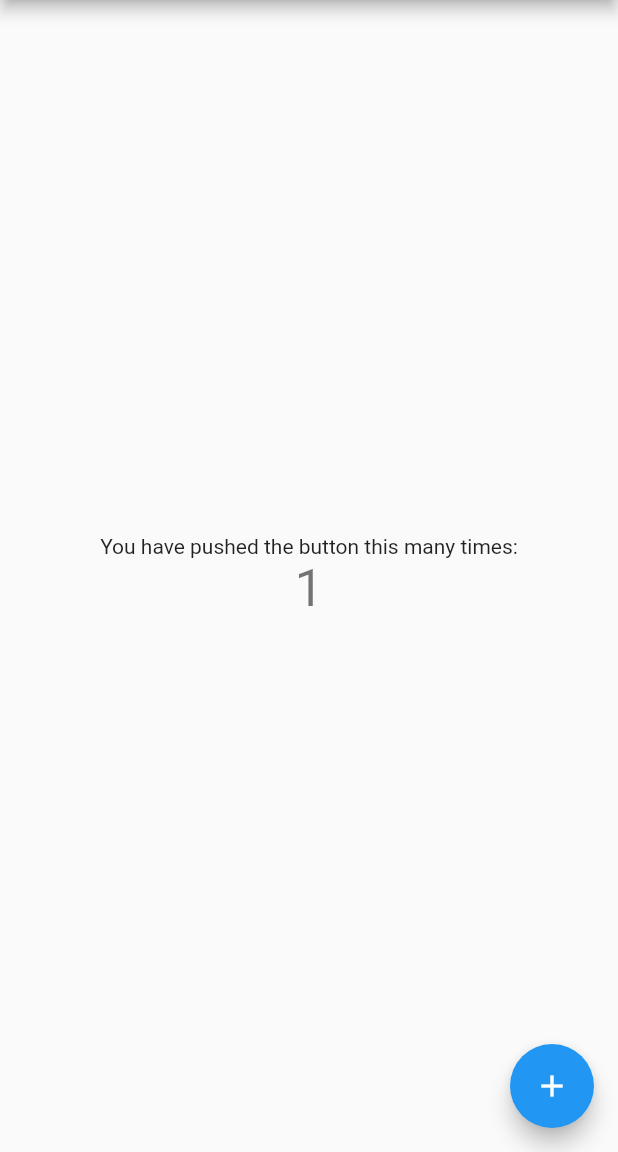
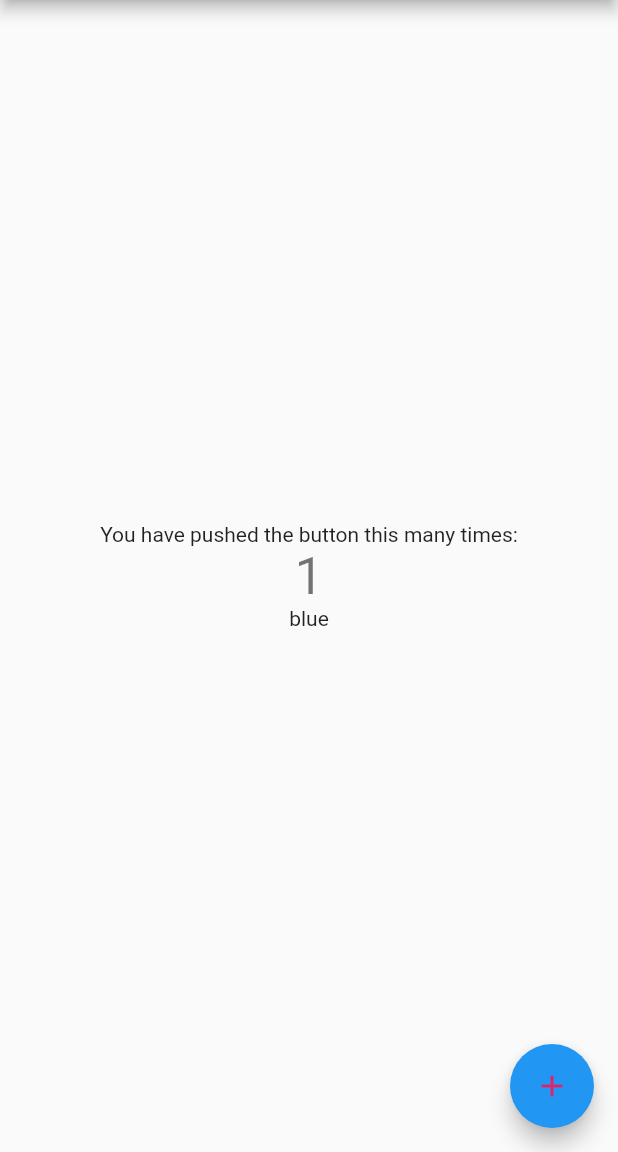
Before and after one commit to Yamatocat/GREEN, a Flutter app: the screen it shows after launch, after a tap on the "add" icon, on a phone screen of 412 x 824 dp, the part 84-1236 px from its top. Run offline on Flutter 3.47's test engine with Material 2 defaults, Android fonts, the phone set to English and light mode, and no system bars.

Commit message:
Update main.dart
먼지 멀라

```diff
--- a/GREEN/green/lib/main.dart
+++ b/GREEN/green/lib/main.dart
@@ -49,50 +49,30 @@ class MyHomePage extends StatefulWidget {
 
 class _MyHomePageState extends State<MyHomePage> {
   int _counter = 0;
-
+  bool A = false;
+  String Acolor = "blue";
+  Color _color = const Color.fromARGB(0xFF, 0x42, 0xA5, 0xF5);
   void _incrementCounter() {
     setState(() {
-      // This call to setState tells the Flutter framework that something has
-      // changed in this State, which causes it to rerun the build method below
-      // so that the display can reflect the updated values. If we changed
-      // _counter without calling setState(), then the build method would not be
-      // called again, and so nothing would appear to happen.
       _counter++;
+
+      if (_counter > 9 && _counter < 20) {
+        _color = const Color(0xFF42A5F5);
+        Acolor = "red";
+      }
     });
   }
 
   @override
-  Widget build(BuildContext context) {
-    // This method is rerun every time setState is called, for instance as done
-    // by the _incrementCounter method above.
-    //
-    // The Flutter framework has been optimized to make rerunning build methods
-    // fast, so that you can just rebuild anything that needs updating rather
-    // than having to individually change instances of widgets.
+  Widget build(
+    BuildContext context,
+  ) {
     return Scaffold(
       appBar: AppBar(
-        // Here we take the value from the MyHomePage object that was created by
-        // the App.build method, and use it to set our appbar title.
         title: Text(widget.title),
       ),
       body: Center(
-        // Center is a layout widget. It takes a single child and positions it
-        // in the middle of the parent.
         child: Column(
-          // Column is also a layout widget. It takes a list of children and
-          // arranges them vertically. By default, it sizes itself to fit its
-          // children horizontally, and tries to be as tall as its parent.
-          //
-          // Invoke "debug painting" (press "p" in the console, choose the
-          // "Toggle Debug Paint" action from the Flutter Inspector in Android
-          // Studio, or the "Toggle Debug Paint" command in Visual Studio Code)
-          // to see the wireframe for each widget.
-          //
-          // Column has various properties to control how it sizes itself and
-          // how it positions its children. Here we use mainAxisAlignment to
-          // center the children vertically; the main axis here is the vertical
-          // axis because Columns are vertical (the cross axis would be
-          // horizontal).
           mainAxisAlignment: MainAxisAlignment.center,
           children: <Widget>[
             const Text(
@@ -102,14 +82,20 @@ class _MyHomePageState extends State<MyHomePage> {
               '$_counter',
               style: Theme.of(context).textTheme.headline4,
             ),
+            Text(Acolor)
           ],
         ),
       ),
+
       floatingActionButton: FloatingActionButton(
         onPressed: _incrementCounter,
         tooltip: 'Increment',
-        child: const Icon(Icons.add),
-      ), // This trailing comma makes auto-formatting nicer for build methods.
+        child: const Icon(
+          Icons.add,
+          color: Colors.pink,
+        ),
+      ),
+      // This trailing comma makes auto-formatting nicer for build methods.
     );
   }
 }
```
